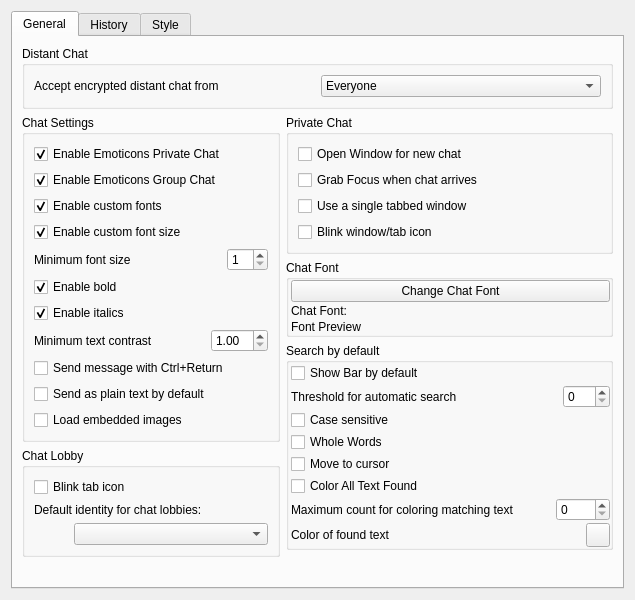
RetroShare/RetroShare, file retroshare-gui/src/gui/settings/ChatPage.ui: the form before one commit.
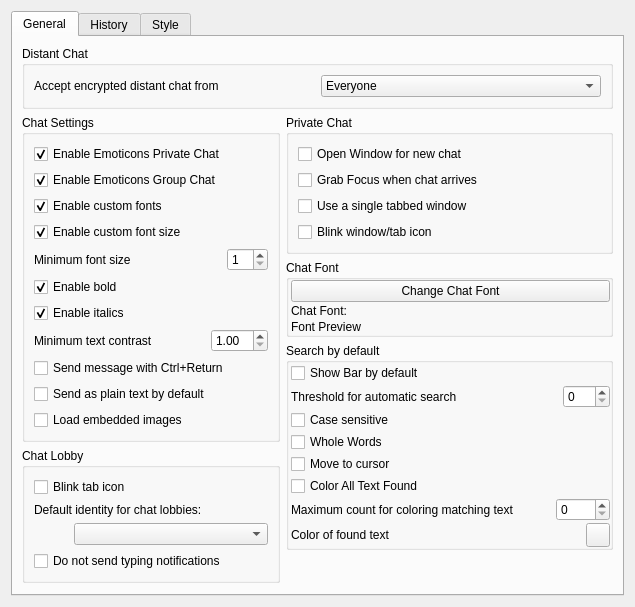
The form after the commit. Custom widgets are drawn as their Qt base class.

Commit message: add chatlobby option to disable sending typing notifications

```diff
--- a/retroshare-gui/src/gui/settings/ChatPage.ui
+++ b/retroshare-gui/src/gui/settings/ChatPage.ui
@@ -271,6 +271,13 @@
               </item>
              </layout>
             </item>
+            <item>
+             <widget class="QCheckBox" name="DontSendTyping">
+              <property name="text">
+               <string>Do not send typing notifications</string>
+              </property>
+             </widget>
+            </item>
            </layout>
           </widget>
          </item>
```
The commit also changes 4 other files.
